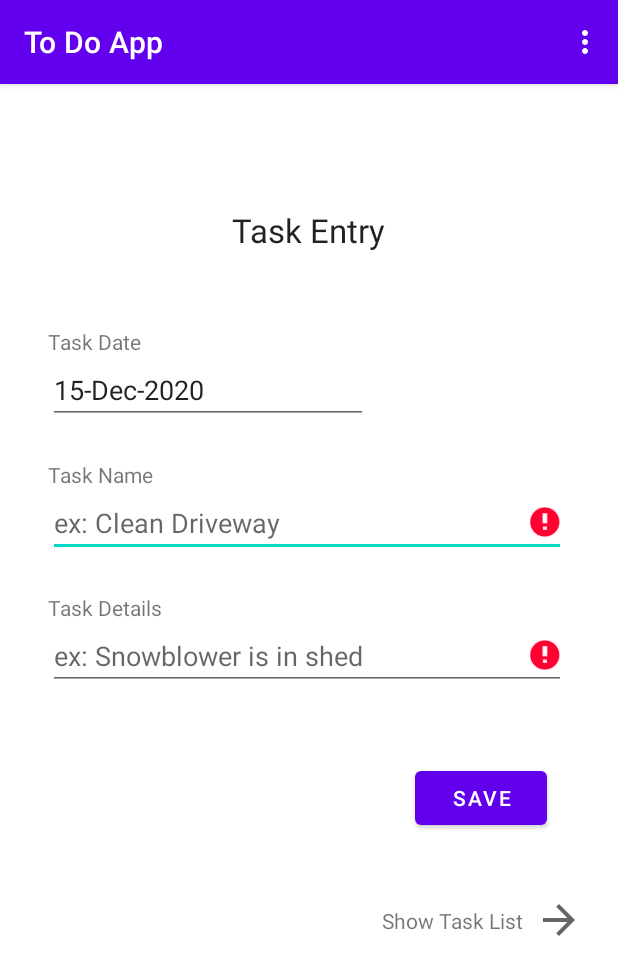
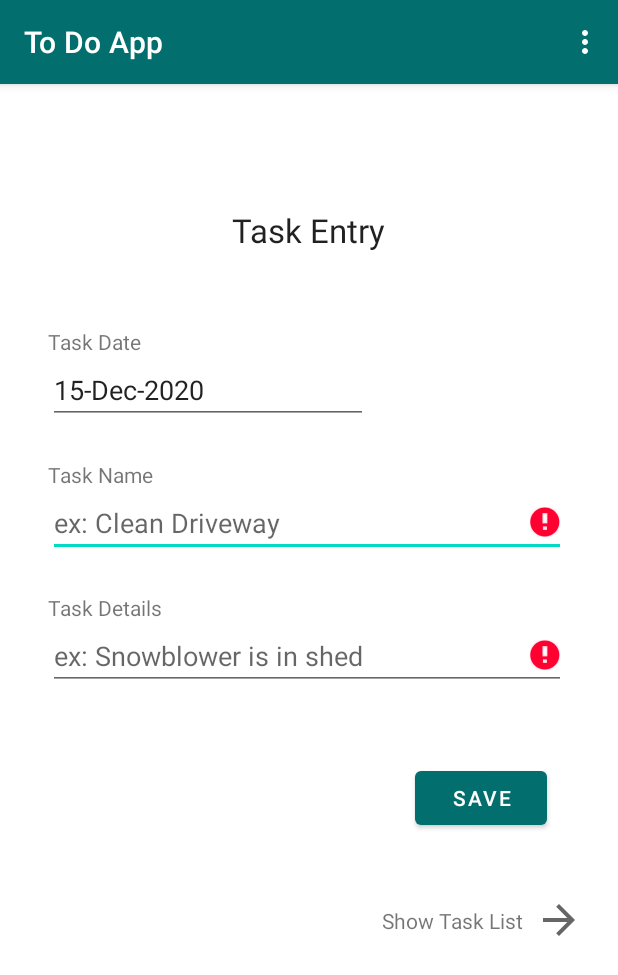
Before and after one commit to AjNafis/PresentList, an Android app: the screen it shows after launch (MainActivity), in the options menu, after a tap on "Task Input Screen", on a phone screen of 412 x 824 dp. Shown: the top 975 px of the screen. Run offline under Robolectric (Android 15) with nearby library versions, the phone set to English and light mode, and no system bars.

Commit message:
- Fixed no table found issue. - Removed function from arrow image. Moved function to ShowList.java. - Implemented code that takes care of pulling data from database and displaying it on listview. - Created Menu for click on listviewitem. - Change theme color for status bar and nav bar (added in Theme). Created color.xml attributes green_500 and green_700. - Added OnClick listener for showTaskList TextView

```diff
--- a/app/src/main/java/com/example/presentlist/MainActivity.java
+++ b/app/src/main/java/com/example/presentlist/MainActivity.java
@@ -1,7 +1,9 @@
 package com.example.presentlist;
 
 import androidx.appcompat.app.AppCompatActivity;
+import androidx.core.content.ContextCompat;
 
+import android.app.ActionBar;
 import android.app.AlertDialog;
 import android.app.DatePickerDialog;
 import android.content.ContentValues;
@@ -11,6 +13,7 @@ import android.content.res.Configuration;
 import android.database.Cursor;
 import android.database.sqlite.SQLiteDatabase;
 import android.graphics.drawable.Drawable;
+import android.os.Build;
 import android.os.Bundle;
 import android.view.Menu;
 import android.view.MenuInflater;
@@ -37,6 +40,7 @@ public class MainActivity extends AppCompatActivity {
         EditText tName = findViewById(R.id.et2);
         EditText tDetails = findViewById(R.id.et3);
         Button save = findViewById(R.id.saveBtn);
+        TextView showTaskListTV = findViewById(R.id.showTaskListTV);
         String [] months = {"Jan","Feb","March","April","May","June","July","Aug","Sep","Oct","Nov","Dec"};
 
         //Creating database
@@ -45,34 +49,16 @@ public class MainActivity extends AppCompatActivity {
         //Remove table if exists, so that we can create it again.
         //db.execSQL("DROP TABLE IF EXISTS listData");
 
-        Cursor _cr = db.rawQuery("SELECT * FROM listData",null);
-        //Creating table only when no tables exist.
-        if (_cr == null) {
-            db.execSQL("CREATE TABLE listData(" +
-                    "date varchar(32)," +
-                    "name varchar(255)," +
-                    "details varchar(255))");
-        }
+        //Create table if it does not exist already.
+        db.execSQL("CREATE TABLE IF NOT EXISTS listData(" +
+                "id INTEGER NOT NULL PRIMARY KEY AUTOINCREMENT," +
+                "date varchar(32)," +
+                "name varchar(255)," +
+                "details varchar(255))");
 
         //Handles arrow clicks on both orientations.
-        Intent goToShowListScreen = new Intent(this, ShowList.class);
         arrow.setOnClickListener(v -> {
-            String results = "";
-            Cursor cr = db.rawQuery("SELECT * FROM listData",null);
-            if(cr.moveToFirst()) {
-                do {
-                    for (int i = 0; i < cr.getColumnCount(); i++) {
-                        results += cr.getString(i) + " ";
-                    }
-                    results += "\n";
-                }
-                while (cr.moveToNext());
-            }
-            cr.close();
-            //If there is no data, we will just pass a string saying there is no data to be shown.
-            results = results == "" ? "No data to show" : results;
-
-            goToShowListScreen.putExtra("ListData",results);
+            Intent goToShowListScreen = new Intent(this, ShowList.class);
             startActivity(goToShowListScreen);
         });
 
@@ -166,6 +152,14 @@ public class MainActivity extends AppCompatActivity {
             }
         });
 
+        //Handle click on showTaskList TextView
+        showTaskListTV.setOnClickListener(new View.OnClickListener() {
+            @Override
+            public void onClick(View v) {
+                arrow.performClick();
+            }
+        });
+
     }
 
 
--- a/app/src/main/java/com/example/presentlist/ShowList.java
+++ b/app/src/main/java/com/example/presentlist/ShowList.java
@@ -5,15 +5,19 @@ import androidx.appcompat.app.AppCompatActivity;
 import android.app.ActionBar;
 import android.app.Notification;
 import android.content.Intent;
+import android.database.Cursor;
+import android.database.sqlite.SQLiteDatabase;
 import android.os.Bundle;
 import android.view.Menu;
 import android.view.MenuInflater;
 import android.view.MenuItem;
 import android.view.View;
+import android.widget.AdapterView;
 import android.widget.ArrayAdapter;
 import android.widget.EditText;
 import android.widget.ImageView;
 import android.widget.ListView;
+import android.widget.PopupMenu;
 import android.widget.TextView;
 import android.widget.Toast;
 
@@ -23,46 +27,91 @@ import java.util.ArrayList;
 
 public class ShowList extends AppCompatActivity {
 
-    ArrayList<String> listData_list;
+
 
     @Override
     protected void onCreate(Bundle savedInstanceState) {
         super.onCreate(savedInstanceState);
         setContentView(R.layout.activity_show_list);
 
+        ListView listView = findViewById(R.id.listView);
+
+        //This creates the back button on the action bar.
         getSupportActionBar().setDisplayHomeAsUpEnabled(true);
         getSupportActionBar().setTitle("Task List");
 
-        Intent intent = this.getIntent();
-        String _listData = intent.getStringExtra("ListData");
+        //Opening database - this is safe and we do not need to create table since the only way
+        //to get to this activity is throught he main activity and the main activity will always
+        //check and create a table.
+        SQLiteDatabase db = openOrCreateDatabase("TodoListDb",MODE_PRIVATE,null);
 
-        ListView listView = findViewById(R.id.listView);
+        // We will store table data into this list
+        ArrayList<String> listData_list = new ArrayList<>();
 
-        listData_list = new ArrayList<>();
-        ArrayAdapter adapter = new ArrayAdapter(ShowList.this,android.R.layout.simple_list_item_1, listData_list);
+        //Moving data from the table to a list.
+        String tableRow = "";
+        Cursor cr = db.rawQuery("SELECT * FROM listData",null);
+        if(cr.moveToFirst()) {
+            do {
+                for (int i = 0; i < cr.getColumnCount(); i++) {
+                    tableRow += cr.getString(i) + " ";
+                }
+                listData_list.add(tableRow);
+                tableRow = "";
+            }
+            while (cr.moveToNext());
+        }
+        cr.close();
 
+        //We are creating 2 lists so that we can keep original data intact while we perform string manipulation on this list.
+        ArrayList<String> listView_list = new ArrayList<>();
+
+        //Setting up adapter to send ArrayList data to listView
+        ArrayAdapter adapter = new ArrayAdapter(ShowList.this,android.R.layout.simple_list_item_1, listView_list);
         listView.setAdapter(adapter);
 
-        String[] str = _listData.split("\n");
-
-        if (!(_listData.equals("No data to show") || _listData == null)) {
-            for (String data : str){
+        String [] _str;
+        if (!tableRow.equals(" ")) {
+            for (String data : listData_list){
 
                 ListData listData = new ListData();
-                String [] _str = data.split(" ");
-                listData.Date = _str[0];
-                listData.Name = _str[1];
-                listData.Details = _str [2];
+                _str = data.split(" ");
+                listData.ID = _str[0];
+                listData.Date = _str[1];
+                listData.Name = _str[2];
+                listData.Details = _str [3];
 
 
-                listData_list.add(  "\nDate: " + listData.Date + "\n\n" +
+                listView_list.add(  "\nDate: " + listData.Date + "\n\n" +
                                     "Task Name: " + listData.Name + "\n" +
                                     "Task Details: " + listData.Details + "\n");
             }
         } else {
-            listData_list.add("No data to show");
+            listView_list.add("No data to show");
         }
         adapter.notifyDataSetChanged();
+
+        listView.setOnItemClickListener(new AdapterView.OnItemClickListener() {
+            @Override
+            public void onItemClick(AdapterView<?> parent, View view, int position, long id) {
+                PopupMenu popup = new PopupMenu(ShowList.this, view);
+                MenuInflater inflater = popup.getMenuInflater();
+                inflater.inflate(R.menu.showlist_onclicklistener, popup.getMenu());
+                popup.show();
+            }
+        });
+
+        listView.setOnLongClickListener(new View.OnLongClickListener() {
+            @Override
+            public boolean onLongClick(View v) {
+                PopupMenu popup = new PopupMenu(ShowList.this, v);
+                MenuInflater inflater = popup.getMenuInflater();
+                inflater.inflate(R.menu.et_menu, popup.getMenu());
+                popup.show();
+
+                return false;
+            }
+        });
 
     }
 
--- a/app/src/main/res/layout-land/activity_main.xml
+++ b/app/src/main/res/layout-land/activity_main.xml
@@ -2,6 +2,7 @@
 <androidx.constraintlayout.widget.ConstraintLayout xmlns:android="http://schemas.android.com/apk/res/android"
     xmlns:app="http://schemas.android.com/apk/res-auto"
     xmlns:tools="http://schemas.android.com/tools"
+    android:id="@+id/showTaskListTV"
     android:layout_width="match_parent"
     android:layout_height="match_parent"
     tools:context=".MainActivity">
@@ -93,6 +94,7 @@
         android:layout_height="wrap_content"
         android:layout_marginEnd="32dp"
         android:text="Save"
+        android:textColor="@color/white"
         app:layout_constraintBaseline_toBaselineOf="@+id/et3"
         app:layout_constraintEnd_toEndOf="parent"
         app:layout_constraintHorizontal_bias="1.0"
@@ -115,7 +117,6 @@
         android:layout_width="wrap_content"
         android:layout_height="wrap_content"
         android:clickable="true"
-        android:onClick="goToMainActivityScreen"
         android:text="Show Task List"
         app:layout_constraintBaseline_toBaselineOf="@+id/headerTV"
         app:layout_constraintEnd_toEndOf="parent"
--- a/app/src/main/res/layout/activity_main.xml
+++ b/app/src/main/res/layout/activity_main.xml
@@ -7,7 +7,7 @@
     tools:context=".MainActivity">
 
     <TextView
-        android:id="@+id/textView2"
+        android:id="@+id/showTaskListTV"
         android:layout_width="wrap_content"
         android:layout_height="wrap_content"
         android:layout_marginTop="48dp"
@@ -108,6 +108,7 @@
         android:layout_height="wrap_content"
         android:layout_marginTop="8dp"
         android:text="Save"
+        android:textColor="@color/white"
         app:layout_constraintBottom_toBottomOf="parent"
         app:layout_constraintEnd_toEndOf="@+id/et3"
         app:layout_constraintHorizontal_bias="0.95"
@@ -122,9 +123,9 @@
         android:layout_marginStart="8dp"
         android:clickable="true"
         android:stateListAnimator="@android:anim/fade_out"
-        app:layout_constraintBottom_toBottomOf="@+id/textView2"
-        app:layout_constraintStart_toEndOf="@+id/textView2"
-        app:layout_constraintTop_toTopOf="@+id/textView2"
+        app:layout_constraintBottom_toBottomOf="@+id/showTaskListTV"
+        app:layout_constraintStart_toEndOf="@+id/showTaskListTV"
+        app:layout_constraintTop_toTopOf="@+id/showTaskListTV"
         app:srcCompat="@drawable/ic_baseline_arrow_forward_24" />
 
 </androidx.constraintlayout.widget.ConstraintLayout>
--- /dev/null
+++ b/app/src/main/res/menu/showlist_onclicklistener.xml
@@ -0,0 +1,13 @@
+<?xml version="1.0" encoding="utf-8"?>
+<menu xmlns:android="http://schemas.android.com/apk/res/android"
+    xmlns:app="http://schemas.android.com/apk/res-auto">
+
+    <item android:id="@+id/edit"
+        android:title="Edit"
+        app:showAsAction="never"></item>
+
+    <item android:id="@+id/delete"
+        android:title="Delete"
+        app:showAsAction="never"></item>
+
+</menu>
--- a/app/src/main/res/values-night/themes.xml
+++ b/app/src/main/res/values-night/themes.xml
@@ -2,15 +2,27 @@
     <!-- Base application theme. -->
     <style name="Theme.PresentList" parent="Theme.MaterialComponents.DayNight.DarkActionBar">
         <!-- Primary brand color. -->
-        <item name="colorPrimary">@color/purple_200</item>
-        <item name="colorPrimaryVariant">@color/purple_700</item>
+        <item name="colorPrimary">@color/green_500</item>
+        <item name="colorPrimaryVariant">@color/green_700</item>
         <item name="colorOnPrimary">@color/black</item>
         <!-- Secondary brand color. -->
         <item name="colorSecondary">@color/teal_200</item>
-        <item name="colorSecondaryVariant">@color/teal_200</item>
-        <item name="colorOnSecondary">@color/black</item>
+        <item name="colorSecondaryVariant">@color/teal_700</item>
+        <item name="colorOnSecondary">@color/white</item>
+
         <!-- Status bar color. -->
         <item name="android:statusBarColor" tools:targetApi="l">?attr/colorPrimaryVariant</item>
+        <!-- Navigation bar color. -->
+        <item name="android:navigationBarColor" tools:targetApi="l">?attr/colorPrimaryVariant</item>
+
+
         <!-- Customize your theme here. -->
+
+        <!--I am doing this to make the 3 button navigation bar translucent-->
+<!--        <item name="android:windowTranslucentNavigation">true</item>-->
+<!--        <item name="android:windowTranslucentStatus">true</item>-->
+<!--        <item name="android:fitsSystemWindows">false</item>-->
+        <!--I am doing this to make the 3 button navigation bar translucent-->
+
     </style>
 </resources>
--- a/app/src/main/res/values/colors.xml
+++ b/app/src/main/res/values/colors.xml
@@ -1,10 +1,10 @@
 <?xml version="1.0" encoding="utf-8"?>
 <resources>
-    <color name="purple_200">#FFBB86FC</color>
-    <color name="purple_500">#FF6200EE</color>
-    <color name="purple_700">#FF3700B3</color>
+    <color name="green_500">#026E6D</color>
+    <color name="green_700">#02504F</color>
     <color name="teal_200">#FF03DAC5</color>
     <color name="teal_700">#FF018786</color>
     <color name="black">#FF000000</color>
     <color name="white">#FFFFFFFF</color>
+    <color name="gray_900">#333333</color>
 </resources>
--- a/app/src/main/res/values/themes.xml
+++ b/app/src/main/res/values/themes.xml
@@ -2,15 +2,27 @@
     <!-- Base application theme. -->
     <style name="Theme.PresentList" parent="Theme.MaterialComponents.DayNight.DarkActionBar">
         <!-- Primary brand color. -->
-        <item name="colorPrimary">@color/purple_500</item>
-        <item name="colorPrimaryVariant">@color/purple_700</item>
+        <item name="colorPrimary">@color/green_500</item>
+        <item name="colorPrimaryVariant">@color/green_700</item>
         <item name="colorOnPrimary">@color/white</item>
         <!-- Secondary brand color. -->
         <item name="colorSecondary">@color/teal_200</item>
         <item name="colorSecondaryVariant">@color/teal_700</item>
         <item name="colorOnSecondary">@color/black</item>
+
         <!-- Status bar color. -->
         <item name="android:statusBarColor" tools:targetApi="l">?attr/colorPrimaryVariant</item>
+        <!-- Navigation bar color. -->
+        <item name="android:navigationBarColor" tools:targetApi="l">?attr/colorPrimaryVariant</item>
+
         <!-- Customize your theme here. -->
+
+        <!--I am doing this to make the 3 button navigation bar translucent-->
+<!--        <item name="android:windowTranslucentNavigation">true</item>-->
+<!--        <item name="android:windowTranslucentStatus">true</item>-->
+<!--        <item name="android:fitsSystemWindows">true</item>-->
+        <!--I am doing this to make the 3 button navigation bar translucent-->
+
+
     </style>
 </resources>
```
Also changed, not shown: app/src/main/res/values/style.xml (added, +11 -0 lines).
